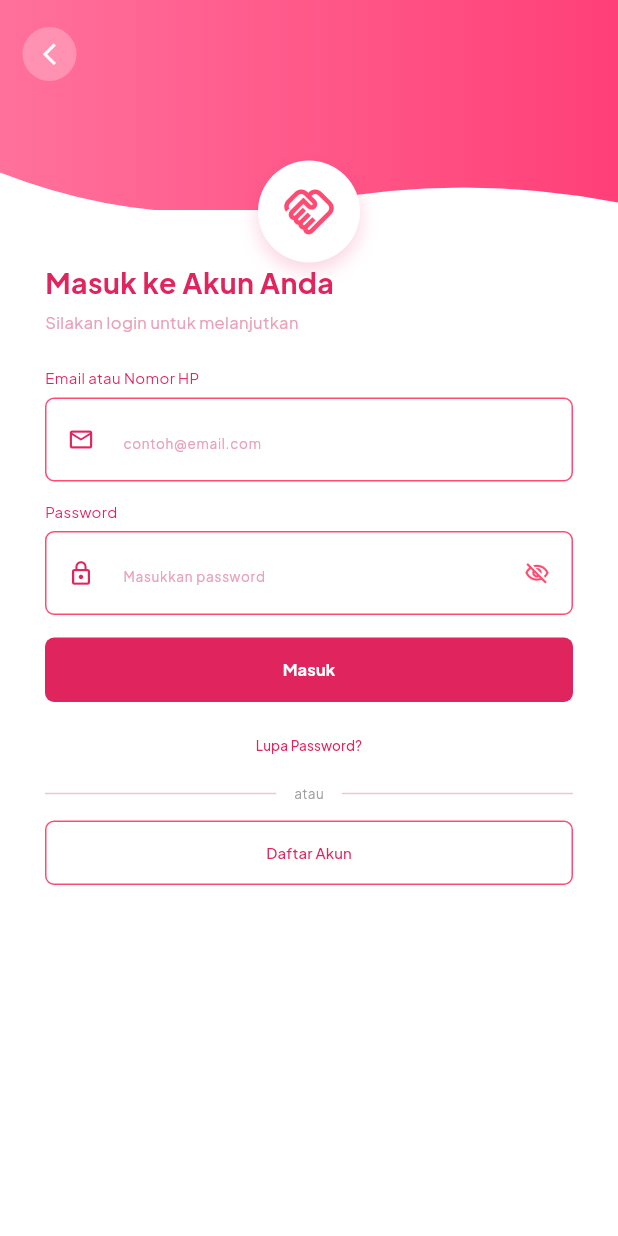
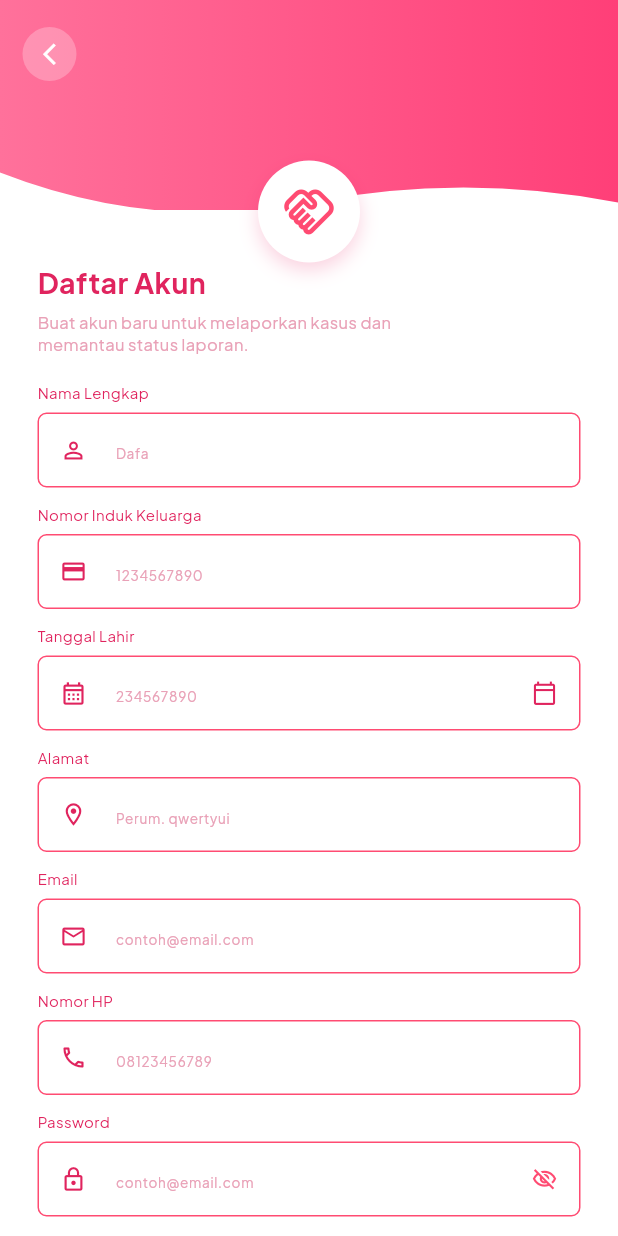
Before and after one commit to Revitaaaa/PPA-Flutter, a Flutter app: the screen it shows after launch, after a tap on "Daftar Akun", on a phone screen of 412 x 824 dp. Run offline on Flutter 3.47's test engine with Material 3 defaults, Android fonts, the phone set to English and light mode, and no system bars; our stand-ins replace google_fonts.

Commit message:
Menambahkan halaman registrasi

```diff
--- a/lib/screens/login_screen.dart
+++ b/lib/screens/login_screen.dart
@@ -1,4 +1,5 @@
 import 'package:flutter/material.dart';
+import 'register_screen.dart';
 
 class LoginScreen extends StatefulWidget {
   final VoidCallback onLoginSuccess;
@@ -311,7 +312,14 @@ class _LoginScreenState extends State<LoginScreen> {
                       width: double.infinity,
                       height: 43,
                       child: OutlinedButton(
-                        onPressed: () {},
+                        onPressed: () {
+                          Navigator.push(
+                            context,
+                            MaterialPageRoute(
+                              builder: (context) => const RegisterScreen(),
+                            ),
+                          );
+                        },
                         style: OutlinedButton.styleFrom(
                           foregroundColor: primaryPink,
                           side: const BorderSide(
--- /dev/null
+++ b/lib/screens/register_screen.dart
@@ -0,0 +1,515 @@
+import 'package:flutter/material.dart';
+
+class RegisterScreen extends StatefulWidget {
+  const RegisterScreen({super.key});
+
+  @override
+  State<RegisterScreen> createState() => _RegisterScreenState();
+}
+
+class _RegisterScreenState extends State<RegisterScreen> {
+  static const Color primaryPink = Color(0xFFE0245E);
+  static const Color headerPink = Color(0xFFFF4B72);
+  static const Color hintPink = Color(0xFFE9A1B7);
+
+  final TextEditingController _namaController = TextEditingController();
+  final TextEditingController _nikController = TextEditingController();
+  final TextEditingController _tanggalController = TextEditingController();
+  final TextEditingController _alamatController = TextEditingController();
+  final TextEditingController _emailController = TextEditingController();
+  final TextEditingController _noHpController = TextEditingController();
+  final TextEditingController _passwordController = TextEditingController();
+  final TextEditingController _konfirmasiPasswordController =
+      TextEditingController();
+
+  bool _obscurePassword = true;
+  bool _obscureKonfirmasi = true;
+
+  @override
+  void dispose() {
+    _namaController.dispose();
+    _nikController.dispose();
+    _tanggalController.dispose();
+    _alamatController.dispose();
+    _emailController.dispose();
+    _noHpController.dispose();
+    _passwordController.dispose();
+    _konfirmasiPasswordController.dispose();
+    super.dispose();
+  }
+
+  // ============================================================
+  // PILIH TANGGAL LAHIR
+  // ============================================================
+  Future<void> _pilihTanggal() async {
+    final DateTime? tanggal = await showDatePicker(
+      context: context,
+      initialDate: DateTime(2000),
+      firstDate: DateTime(1940),
+      lastDate: DateTime.now(),
+    );
+
+    if (tanggal != null) {
+      setState(() {
+        _tanggalController.text =
+            '${tanggal.day.toString().padLeft(2, '0')}/'
+            '${tanggal.month.toString().padLeft(2, '0')}/'
+            '${tanggal.year}';
+      });
+    }
+  }
+
+  // ============================================================
+  // DAFTAR
+  // ============================================================
+  void _daftar() {
+    if (_namaController.text.isEmpty ||
+        _nikController.text.isEmpty ||
+        _tanggalController.text.isEmpty ||
+        _alamatController.text.isEmpty ||
+        _emailController.text.isEmpty ||
+        _noHpController.text.isEmpty ||
+        _passwordController.text.isEmpty ||
+        _konfirmasiPasswordController.text.isEmpty) {
+      ScaffoldMessenger.of(context).showSnackBar(
+        const SnackBar(
+          content: Text('Semua data harus diisi.'),
+        ),
+      );
+      return;
+    }
+
+    if (_passwordController.text !=
+        _konfirmasiPasswordController.text) {
+      ScaffoldMessenger.of(context).showSnackBar(
+        const SnackBar(
+          content: Text('Konfirmasi password tidak sama.'),
+        ),
+      );
+      return;
+    }
+
+    // Sementara hanya simulasi berhasil.
+    ScaffoldMessenger.of(context).showSnackBar(
+      const SnackBar(
+        content: Text('Registrasi berhasil. Silakan login.'),
+      ),
+    );
+
+    Future.delayed(const Duration(milliseconds: 800), () {
+      if (mounted) {
+        Navigator.pop(context);
+      }
+    });
+  }
+
+  // ============================================================
+  // TEXT FIELD
+  // ============================================================
+  Widget _buildField({
+    required String label,
+    required String hint,
+    required IconData icon,
+    required TextEditingController controller,
+    TextInputType? keyboardType,
+    bool obscureText = false,
+    Widget? suffixIcon,
+    VoidCallback? onTap,
+    int maxLines = 1,
+  }) {
+    return Column(
+      crossAxisAlignment: CrossAxisAlignment.start,
+      children: [
+        Text(
+          label,
+          style: const TextStyle(
+            fontSize: 10,
+            color: primaryPink,
+          ),
+        ),
+        const SizedBox(height: 6),
+        TextField(
+          controller: controller,
+          keyboardType: keyboardType,
+          obscureText: obscureText,
+          onTap: onTap,
+          readOnly: onTap != null,
+          maxLines: maxLines,
+          decoration: InputDecoration(
+            hintText: hint,
+            hintStyle: const TextStyle(
+              fontSize: 9,
+              color: hintPink,
+            ),
+            prefixIcon: Icon(
+              icon,
+              color: primaryPink,
+              size: 18,
+            ),
+            suffixIcon: suffixIcon,
+            contentPadding: const EdgeInsets.symmetric(
+              horizontal: 12,
+              vertical: 13,
+            ),
+            enabledBorder: OutlineInputBorder(
+              borderRadius: BorderRadius.circular(6),
+              borderSide: const BorderSide(
+                color: headerPink,
+              ),
+            ),
+            focusedBorder: OutlineInputBorder(
+              borderRadius: BorderRadius.circular(6),
+              borderSide: const BorderSide(
+                color: primaryPink,
+              ),
+            ),
+          ),
+        ),
+      ],
+    );
+  }
+
+  @override
+  Widget build(BuildContext context) {
+    return Scaffold(
+      backgroundColor: Colors.white,
+      body: SafeArea(
+        child: SingleChildScrollView(
+          child: Column(
+            children: [
+              // ========================================================
+              // HEADER
+              // ========================================================
+              SizedBox(
+                height: 175,
+                child: Stack(
+                  children: [
+                    ClipPath(
+                      clipper: RegisterHeaderClipper(),
+                      child: Container(
+                        height: 140,
+                        width: double.infinity,
+                        decoration: const BoxDecoration(
+                          gradient: LinearGradient(
+                            colors: [
+                              Color(0xFFFF719B),
+                              Color(0xFFFF3F78),
+                            ],
+                          ),
+                        ),
+                      ),
+                    ),
+
+                    // Tombol kembali
+                    Positioned(
+                      left: 15,
+                      top: 18,
+                      child: Container(
+                        width: 36,
+                        height: 36,
+                        decoration: BoxDecoration(
+                          color: Colors.white.withOpacity(0.25),
+                          shape: BoxShape.circle,
+                        ),
+                        child: IconButton(
+                          padding: EdgeInsets.zero,
+                          onPressed: () {
+                            Navigator.pop(context);
+                          },
+                          icon: const Icon(
+                            Icons.arrow_back_ios_new,
+                            color: Colors.white,
+                            size: 17,
+                          ),
+                        ),
+                      ),
+                    ),
+
+                    // Logo
+                    Positioned(
+                      bottom: 0,
+                      left: 0,
+                      right: 0,
+                      child: Center(
+                        child: Container(
+                          width: 68,
+                          height: 68,
+                          decoration: BoxDecoration(
+                            color: Colors.white,
+                            shape: BoxShape.circle,
+                            boxShadow: [
+                              BoxShadow(
+                                color: Colors.pink.withOpacity(0.2),
+                                blurRadius: 10,
+                                offset: const Offset(0, 5),
+                              ),
+                            ],
+                          ),
+                          child: const Icon(
+                            Icons.handshake_outlined,
+                            color: headerPink,
+                            size: 36,
+                          ),
+                        ),
+                      ),
+                    ),
+                  ],
+                ),
+              ),
+
+              // ========================================================
+              // FORM
+              // ========================================================
+              Padding(
+                padding: const EdgeInsets.symmetric(horizontal: 25),
+                child: Column(
+                  crossAxisAlignment: CrossAxisAlignment.start,
+                  children: [
+                    const Text(
+                      'Daftar Akun',
+                      style: TextStyle(
+                        fontSize: 19,
+                        fontWeight: FontWeight.bold,
+                        color: primaryPink,
+                      ),
+                    ),
+
+                    const SizedBox(height: 5),
+
+                    const Text(
+                      'Buat akun baru untuk melaporkan kasus dan\nmemantau status laporan.',
+                      style: TextStyle(
+                        fontSize: 11,
+                        color: hintPink,
+                        height: 1.4,
+                      ),
+                    ),
+
+                    const SizedBox(height: 18),
+
+                    // NAMA
+                    _buildField(
+                      label: 'Nama Lengkap',
+                      hint: 'Dafa',
+                      icon: Icons.person_outline,
+                      controller: _namaController,
+                    ),
+
+                    const SizedBox(height: 11),
+
+                    // NIK
+                    _buildField(
+                      label: 'Nomor Induk Keluarga',
+                      hint: '1234567890',
+                      icon: Icons.credit_card_outlined,
+                      controller: _nikController,
+                      keyboardType: TextInputType.number,
+                    ),
+
+                    const SizedBox(height: 11),
+
+                    // TANGGAL LAHIR
+                    _buildField(
+                      label: 'Tanggal Lahir',
+                      hint: '234567890',
+                      icon: Icons.calendar_month_outlined,
+                      controller: _tanggalController,
+                      onTap: _pilihTanggal,
+                      suffixIcon: const Icon(
+                        Icons.calendar_today_outlined,
+                        color: primaryPink,
+                        size: 17,
+                      ),
+                    ),
+
+                    const SizedBox(height: 11),
+
+                    // ALAMAT
+                    _buildField(
+                      label: 'Alamat',
+                      hint: 'Perum. qwertyui',
+                      icon: Icons.location_on_outlined,
+                      controller: _alamatController,
+                    ),
+
+                    const SizedBox(height: 11),
+
+                    // EMAIL
+                    _buildField(
+                      label: 'Email',
+                      hint: 'contoh@email.com',
+                      icon: Icons.email_outlined,
+                      controller: _emailController,
+                      keyboardType: TextInputType.emailAddress,
+                    ),
+
+                    const SizedBox(height: 11),
+
+                    // NOMOR HP
+                    _buildField(
+                      label: 'Nomor HP',
+                      hint: '08123456789',
+                      icon: Icons.phone_outlined,
+                      controller: _noHpController,
+                      keyboardType: TextInputType.phone,
+                    ),
+
+                    const SizedBox(height: 11),
+
+                    // PASSWORD
+                    _buildField(
+                      label: 'Password',
+                      hint: 'contoh@email.com',
+                      icon: Icons.lock_outline,
+                      controller: _passwordController,
+                      obscureText: _obscurePassword,
+                      suffixIcon: IconButton(
+                        icon: Icon(
+                          _obscurePassword
+                              ? Icons.visibility_off_outlined
+                              : Icons.visibility_outlined,
+                          color: headerPink,
+                          size: 17,
+                        ),
+                        onPressed: () {
+                          setState(() {
+                            _obscurePassword = !_obscurePassword;
+                          });
+                        },
+                      ),
+                    ),
+
+                    const SizedBox(height: 11),
+
+                    // KONFIRMASI PASSWORD
+                    _buildField(
+                      label: 'Konfirmasi Password',
+                      hint: 'contoh@email.com',
+                      icon: Icons.lock_outline,
+                      controller: _konfirmasiPasswordController,
+                      obscureText: _obscureKonfirmasi,
+                      suffixIcon: IconButton(
+                        icon: Icon(
+                          _obscureKonfirmasi
+                              ? Icons.visibility_off_outlined
+                              : Icons.visibility_outlined,
+                          color: headerPink,
+                          size: 17,
+                        ),
+                        onPressed: () {
+                          setState(() {
+                            _obscureKonfirmasi =
+                                !_obscureKonfirmasi;
+                          });
+                        },
+                      ),
+                    ),
+
+                    const SizedBox(height: 13),
+
+                    // ==================================================
+                    // TOMBOL
+                    // ==================================================
+                    SizedBox(
+                      width: double.infinity,
+                      height: 43,
+                      child: ElevatedButton(
+                        onPressed: _daftar,
+                        style: ElevatedButton.styleFrom(
+                          backgroundColor: Color(0xFFC92C5B),
+                          foregroundColor: Colors.white,
+                          elevation: 0,
+                          shape: RoundedRectangleBorder(
+                            borderRadius: BorderRadius.circular(6),
+                          ),
+                        ),
+                        child: const Text(
+                          'Daftar',
+                          style: TextStyle(
+                            fontSize: 11,
+                            fontWeight: FontWeight.bold,
+                          ),
+                        ),
+                      ),
+                    ),
+
+                    const SizedBox(height: 8),
+
+                    // ==================================================
+                    // LINK LOGIN
+                    // ==================================================
+                    Center(
+                      child: Row(
+                        mainAxisAlignment: MainAxisAlignment.center,
+                        children: [
+                          const Text(
+                            'Sudah punya akun? ',
+                            style: TextStyle(
+                              fontSize: 9,
+                              color: hintPink,
+                            ),
+                          ),
+                          GestureDetector(
+                            onTap: () {
+                              Navigator.pop(context);
+                            },
+                            child: const Text(
+                              'Login',
+                              style: TextStyle(
+                                fontSize: 9,
+                                color: primaryPink,
+                                fontWeight: FontWeight.bold,
+                              ),
+                            ),
+                          ),
+                        ],
+                      ),
+                    ),
+
+                    const SizedBox(height: 18),
+                  ],
+                ),
+              ),
+            ],
+          ),
+        ),
+      ),
+    );
+  }
+}
+
+// ================================================================
+// WAVE HEADER
+// ================================================================
+class RegisterHeaderClipper extends CustomClipper<Path> {
+  @override
+  Path getClip(Size size) {
+    final path = Path();
+
+    path.lineTo(0, size.height - 25);
+
+    path.quadraticBezierTo(
+      size.width * 0.25,
+      size.height + 15,
+      size.width * 0.5,
+      size.height - 5,
+    );
+
+    path.quadraticBezierTo(
+      size.width * 0.75,
+      size.height - 25,
+      size.width,
+      size.height - 5,
+    );
+
+    path.lineTo(size.width, 0);
+    path.close();
+
+    return path;
+  }
+
+  @override
+  bool shouldReclip(CustomClipper<Path> oldClipper) {
+    return false;
+  }
+}
```
